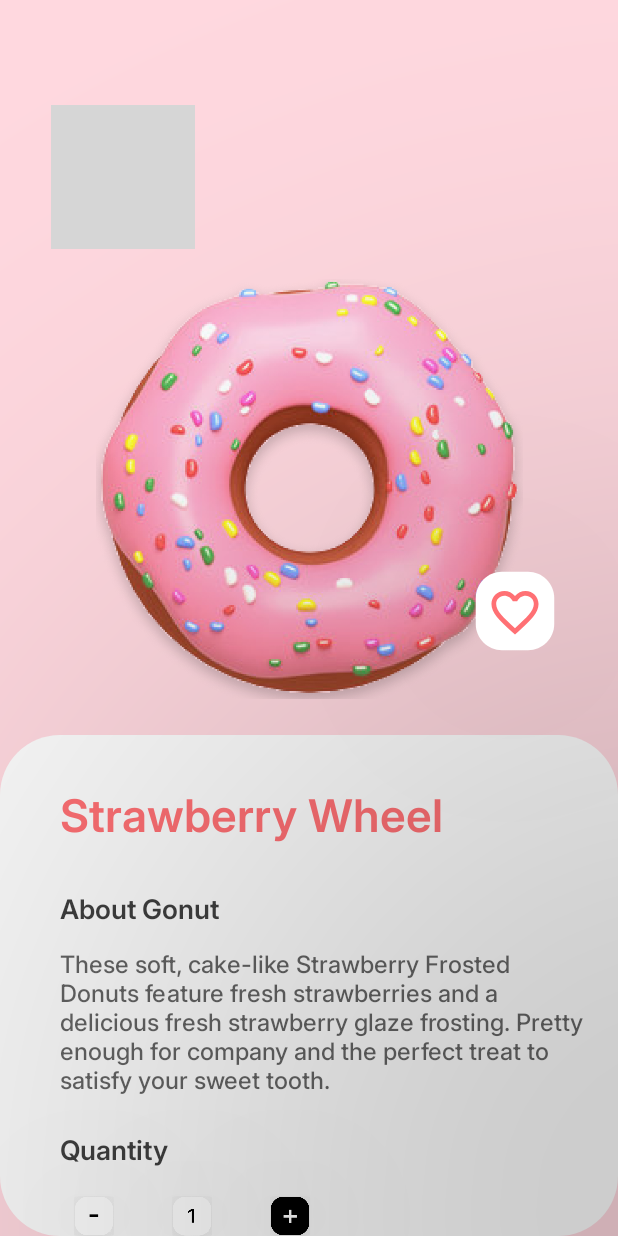
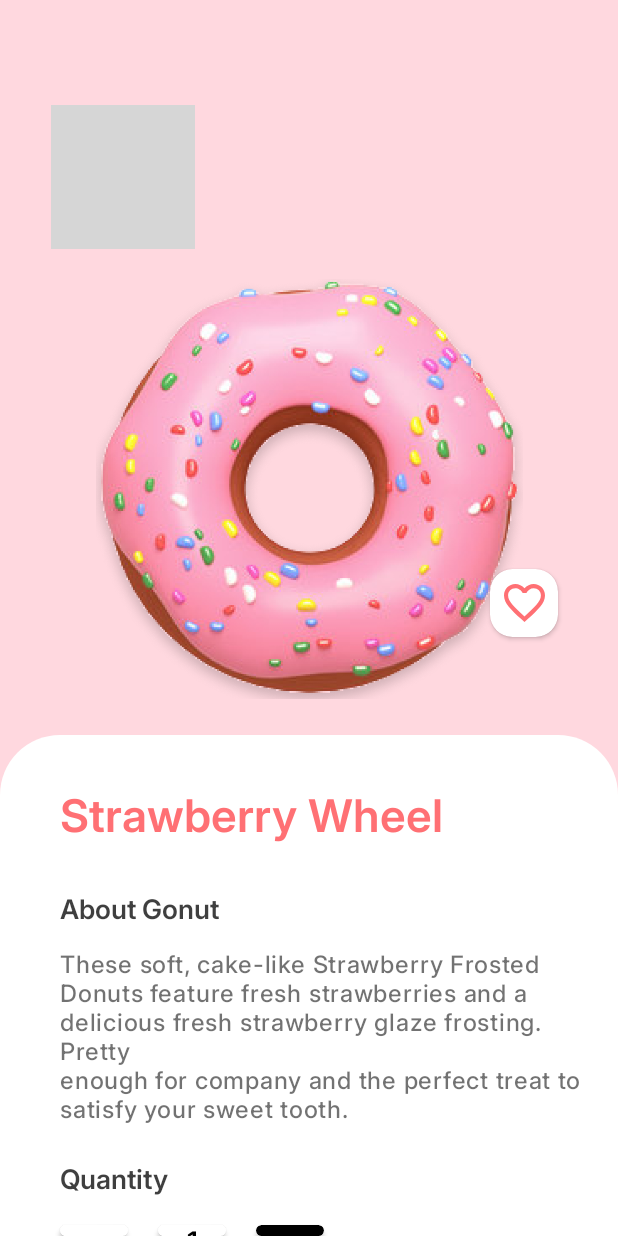
Before and after one commit to Abdulrahman1890/Donuts, an Android app built with Jetpack Compose: the screen it shows after launch (MainActivity), on a phone screen of 412 x 824 dp. Run offline under Robolectric (Android 15) with nearby library versions, the phone set to English and light mode, and no system bars; grey boxes are pictures that could not be loaded.

Commit message:
first commit

```diff
--- a/app/src/main/java/com/example/donuts/combosable/DonutCard.kt
+++ b/app/src/main/java/com/example/donuts/combosable/DonutCard.kt
@@ -15,6 +15,7 @@ import androidx.compose.runtime.Composable
 import androidx.compose.ui.Alignment
 import androidx.compose.ui.Modifier
 import androidx.compose.ui.draw.alpha
+import androidx.compose.ui.draw.shadow
 import androidx.compose.ui.graphics.Color
 import androidx.compose.ui.res.painterResource
 import androidx.compose.ui.text.font.FontWeight
@@ -36,6 +37,7 @@ fun DonutCard(image: Int, text: String) {
             modifier = Modifier
                 .padding(top = 49.dp)
                 .fillMaxWidth()
+                .shadow(elevation = 2.dp, shape = RoundedCornerShape(topStart = 20.dp, topEnd = 20.dp,bottomStart = 10.dp, bottomEnd = 10.dp))
                 .height(111.dp)
                 .background(
                     Color.White,
--- a/app/src/main/java/com/example/donuts/screens/AddToCart.kt
+++ b/app/src/main/java/com/example/donuts/screens/AddToCart.kt
@@ -1,7 +1,9 @@
 package com.example.donuts.screens
 
+import android.graphics.Paint.Align
 import androidx.compose.foundation.Image
 import androidx.compose.foundation.background
+import androidx.compose.foundation.clickable
 import androidx.compose.foundation.layout.Arrangement
 import androidx.compose.foundation.layout.Box
 import androidx.compose.foundation.layout.Column
@@ -14,6 +16,7 @@ import androidx.compose.foundation.rememberScrollState
 import androidx.compose.foundation.shape.CircleShape
 import androidx.compose.foundation.shape.RoundedCornerShape
 import androidx.compose.foundation.verticalScroll
+import androidx.compose.material3.Icon
 import androidx.compose.material3.Text
 import androidx.compose.runtime.Composable
 import androidx.compose.ui.Alignment
@@ -65,8 +68,8 @@ fun AddToCart() {
                 .fillMaxSize()
                 .padding(top = 490.dp)
                 .background(
-                    LightGrayColor,
-                    shape = RoundedCornerShape(40.dp)
+                    Color.White,
+                    shape = RoundedCornerShape(topStart = 40.dp, topEnd = 40.dp)
                 ),
         ) {
             Column(
@@ -94,7 +97,8 @@ fun AddToCart() {
                 Text(
                     text = "These soft, cake-like Strawberry Frosted\nDonuts feature fresh strawberries and a\ndelicious fresh strawberry glaze frosting. Pretty\nenough for company and the perfect treat to\nsatisfy your sweet tooth.",
                     color = Color.Black,
-                    modifier = Modifier.alpha(0.6f),
+                    modifier = Modifier.alpha(0.55f),
+                    letterSpacing = 0.5f.sp,
                     fontFamily = Inter,
                     fontWeight = FontWeight.Medium,
                     fontSize = 16.sp,
@@ -110,30 +114,63 @@ fun AddToCart() {
                 )
                 SpacerVertical(19)
                 Row {
-                    Image(
-                        painter = painterResource(id = R.drawable.minus),
-                        contentDescription = "minus",
+                    Box(
                         modifier = Modifier
                             .size(45.dp)
-                            .shadow(elevation = 300.dp, shape = RoundedCornerShape(15.dp))
+                            .shadow(elevation = 2.dp, shape = RoundedCornerShape(15.dp))
+                            .background(
+                                Color.White,
+                                shape = RoundedCornerShape(15.dp)
                             )
+                    ) {
+                        Text(
+                            text = "-",
+                            color = Color.Black,
+                            fontFamily = Inter,
+                            fontWeight = FontWeight.Bold,
+                            fontSize = 28.sp,
+                            modifier = Modifier.align(Alignment.Center).padding(bottom = 5.dp)
+                        )
+                    }
                     SpacerHorizontal(20)
-                    Image(
-                        painter = painterResource(id = R.drawable.one),
-                        contentDescription = "one",
+                    Box(
                         modifier = Modifier
                             .size(45.dp)
-                            .shadow(elevation = 300.dp, shape = RoundedCornerShape(15.dp))
-
+                            .shadow(elevation = 2.dp, shape = RoundedCornerShape(15.dp))
+                            .background(
+                                Color.White,
+                                shape = RoundedCornerShape(15.dp)
                             )
+                    ) {
+                        Text(
+                            text = "1",
+                            color = Color.Black,
+                            fontFamily = Inter,
+                            fontWeight = FontWeight.SemiBold,
+                            fontSize = 18.sp,
+                            modifier = Modifier.align(Alignment.Center)
+                        )
+                    }
                     SpacerHorizontal(20)
-                    Image(
-                        painter = painterResource(id = R.drawable.plus),
-                        contentDescription = "plus",
+                    Box(
                         modifier = Modifier
                             .size(45.dp)
-                            .shadow(elevation = 300.dp, shape = RoundedCornerShape(15.dp))
+                            .shadow(elevation = 2.dp, shape = RoundedCornerShape(15.dp))
+                            .background(
+                                Color.Black,
+                                shape = RoundedCornerShape(15.dp)
                             )
+                    ) {
+                        Text(
+                            text = "+",
+                            color = Color.White,
+                            fontFamily = Inter,
+                            fontWeight = FontWeight.SemiBold,
+                            fontSize = 28.sp,
+                            modifier = Modifier.align(Alignment.Center).padding(bottom = 5.dp)
+                        )
+                    }
+                    SpacerHorizontal(20)
                 }
                 SpacerVertical(47)
                 Row(
@@ -172,13 +209,19 @@ fun AddToCart() {
             Box(
                 modifier = Modifier
                     .align(Alignment.CenterEnd)
+                    .padding(bottom = 20.dp, end = 40.dp)
+                    .size(45.dp)
+                    .shadow(elevation = 2.dp, shape = RoundedCornerShape(15.dp))
+                    .background(
+                        Color.White,
+                        shape = RoundedCornerShape(15.dp)
+                    )
             ) {
-            Image(
-                painter = painterResource(id = R.drawable.favourite_heart),
-                contentDescription = "food plate",
-                modifier = Modifier
-                    .size(145.dp)
-                    .shadow(elevation = 300.dp, shape = CircleShape)
+                Icon(
+                    painter = painterResource(id = R.drawable.icon_heart),
+                    contentDescription = "favorite",
+                    tint = DarkPinkColor,
+                    modifier = Modifier.align(Alignment.Center)
                 )
             }
 
--- /dev/null
+++ b/app/src/main/res/drawable/icon_heart.xml
@@ -0,0 +1,9 @@
+<vector xmlns:android="http://schemas.android.com/apk/res/android"
+    android:width="27dp"
+    android:height="25dp"
+    android:viewportWidth="27"
+    android:viewportHeight="25">
+  <path
+      android:pathData="M13.635,21.185L13.5,21.322L13.351,21.185C6.939,15.313 2.7,11.431 2.7,7.493C2.7,4.768 4.725,2.725 7.425,2.725C9.504,2.725 11.529,4.087 12.245,5.94H14.755C15.471,4.087 17.496,2.725 19.575,2.725C22.275,2.725 24.3,4.768 24.3,7.493C24.3,11.431 20.061,15.313 13.635,21.185ZM19.575,0C17.226,0 14.972,1.104 13.5,2.834C12.028,1.104 9.774,0 7.425,0C3.267,0 0,3.283 0,7.493C0,12.629 4.59,16.839 11.542,23.202L13.5,25L15.458,23.202C22.41,16.839 27,12.629 27,7.493C27,3.283 23.733,0 19.575,0Z"
+      android:fillColor="#FF7074"/>
+</vector>
```
Also changed, not shown: app/src/main/java/com/example/donuts/combosable/TodayOfferCard.kt (+25 -7 lines), app/src/main/java/com/example/donuts/screens/HomeScreen.kt (+30 -9 lines), app/src/main/java/com/example/donuts/screens/OnBoarding.kt (+9 -5 lines), app/src/main/res/drawable/search.xml (+5 -8 lines). Lines whose indentation alone changed are shown as unchanged.
